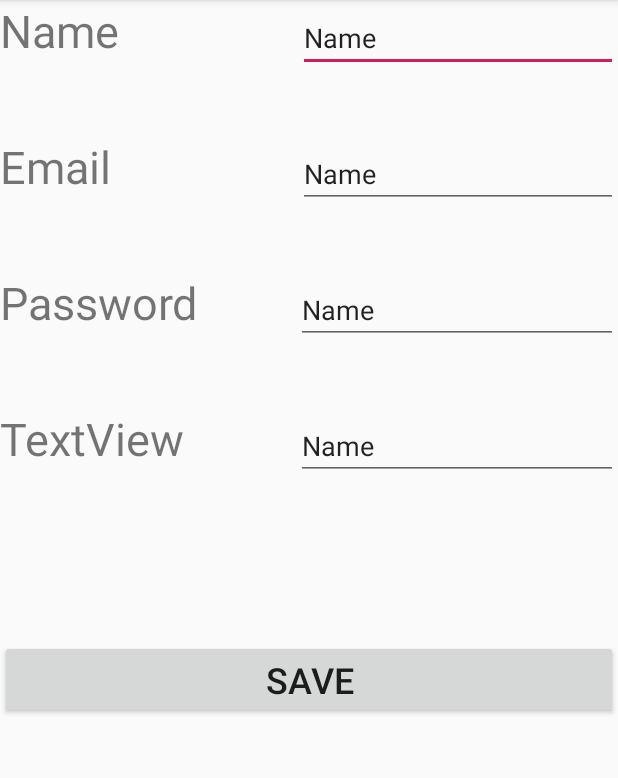
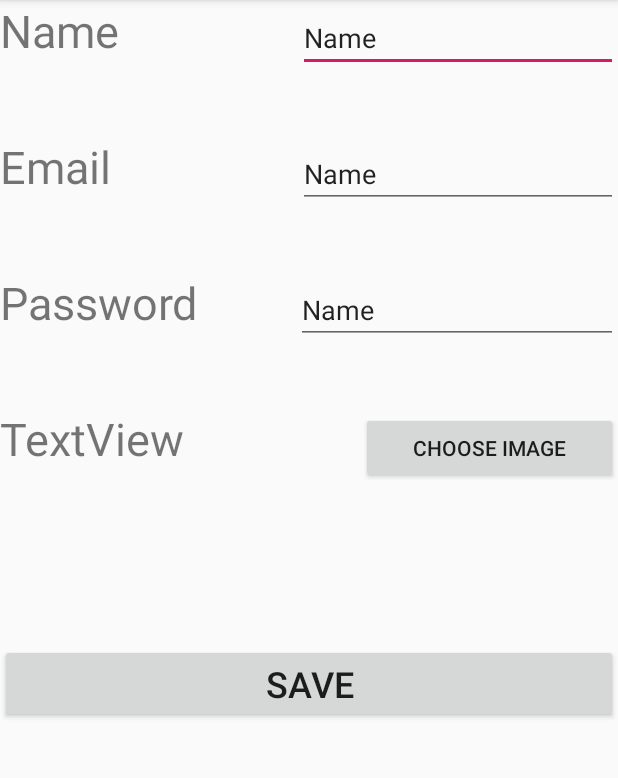
Before and after one commit to iMouath/hackathon19, an Android app: the Profile screen opened directly, with no data from a screen before it, on a phone screen of 412 x 824 dp, the part 84-862 px from its top. Run offline under Robolectric (Android 15) with nearby library versions, the phone set to English and light mode, and no system bars.

Commit message:
Made basic image getter, hooked up a button with a view

```diff
--- a/app/src/main/java/com/example/hackathon19/MainActivity.java
+++ b/app/src/main/java/com/example/hackathon19/MainActivity.java
@@ -5,7 +5,6 @@ import android.support.v7.app.AppCompatActivity;
 import android.os.Bundle;
 import android.view.View;
 import android.widget.Button;
-
 import com.google.firebase.FirebaseApp;
 import com.google.firebase.auth.FirebaseAuth;
 import com.google.firebase.auth.FirebaseUser;
--- a/app/src/main/res/layout/activity_homescreen.xml
+++ b/app/src/main/res/layout/activity_homescreen.xml
@@ -41,6 +41,7 @@
             android:id="@+id/ProfileHomeBtn"
             android:layout_width="match_parent"
             android:layout_height="wrap_content"
+            android:onClick="onProfileBtnPressed"
             android:text="Profile"
             android:textSize="30sp" />
 
--- a/app/src/main/res/layout/activity_profile.xml
+++ b/app/src/main/res/layout/activity_profile.xml
@@ -127,14 +127,12 @@
                 android:layout_height="wrap_content"
                 android:layout_weight="1" />
 
-            <EditText
-                android:id="@+id/editText4"
+            <Button
+                android:id="@+id/getImgBtn"
                 android:layout_width="wrap_content"
                 android:layout_height="wrap_content"
                 android:layout_weight="1"
-                android:ems="10"
-                android:inputType="textPersonName"
-                android:text="Name" />
+                android:text="Choose Image" />
 
         </LinearLayout>
 
```
Also changed, not shown: app/src/main/java/com/example/hackathon19/Profile.java (+34 -0 lines), app/src/main/java/com/example/hackathon19/homescreen.java (+8 -0 lines).
